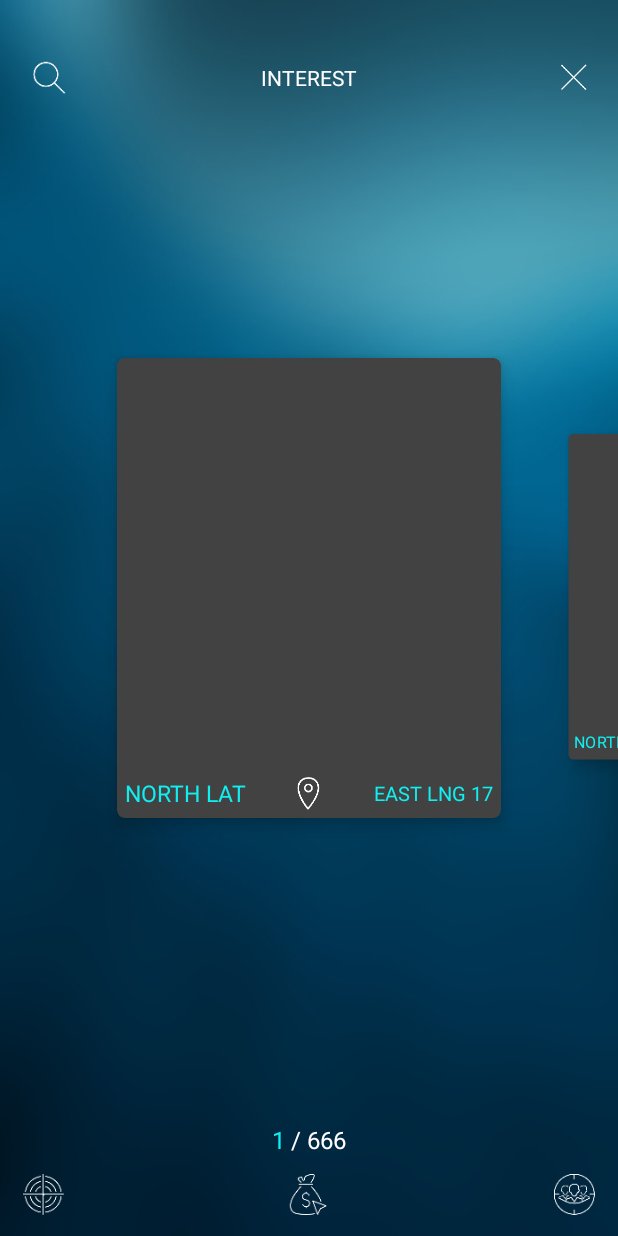
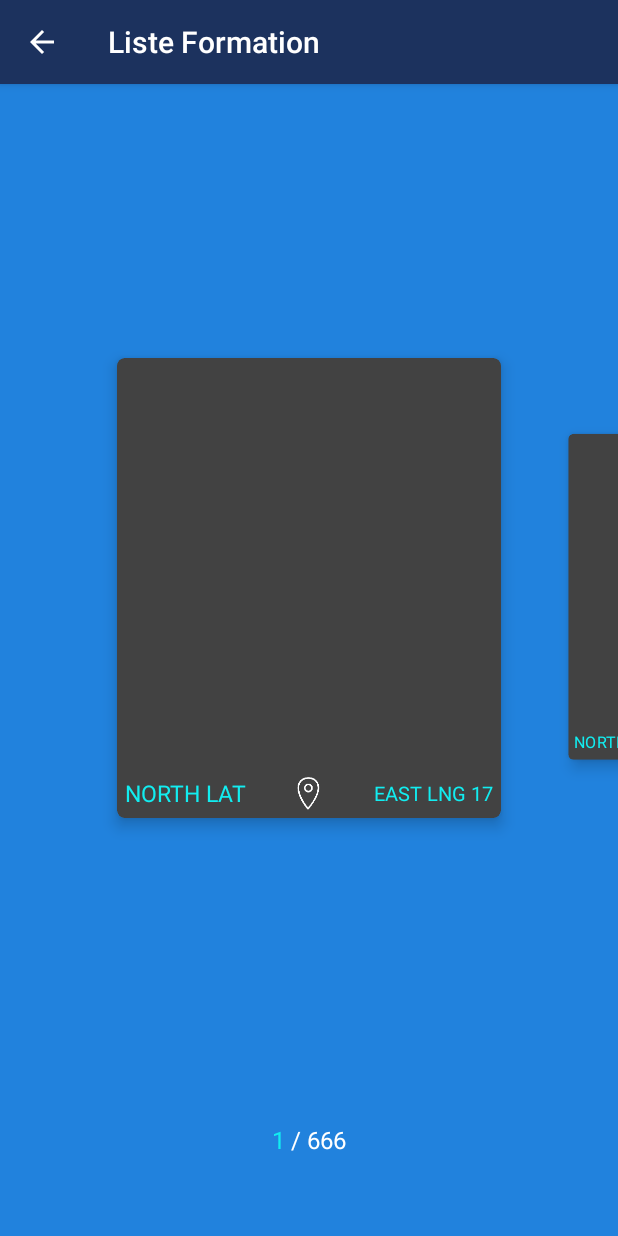
Before and after one commit to Aleqsd/BeeToBeeAndroid, an Android app: the MainActivity screen opened directly, with no data from a screen before it, on a phone screen of 412 x 824 dp. Run offline under Robolectric (Android 15) with nearby library versions, the phone set to English and light mode, and no system bars; libraries missing offline, so code that uses them is left out: com.nostra13.universalimageloader; 4 statements that could not run were skipped.

Commit message:
Modification Liste Formation

```diff
--- a/app/src/main/AndroidManifest.xml
+++ b/app/src/main/AndroidManifest.xml
@@ -15,7 +15,7 @@
             android:name=".SignupActivity"
             android:theme="@style/AppTheme.Dark" />
         <activity
-            android:name=".Formation.ListFormationActivity"
+            android:name=".Old.ListFormationActivity"
             android:theme="@style/AppTheme" />
         <activity
             android:name=".BaseActivity"
--- a/app/src/main/java/com/thulium/beetobee/BaseActivity.java
+++ b/app/src/main/java/com/thulium/beetobee/BaseActivity.java
@@ -24,8 +24,7 @@ import android.widget.TextView;
 
 import com.thulium.beetobee.Formation.CreateFormationFragment;
 import com.thulium.beetobee.Formation.Formation;
-import com.thulium.beetobee.Formation.ListFormationActivity;
-import com.thulium.beetobee.Formation.ListFormationFragment;
+import com.thulium.beetobee.Old.ListFormationFragment;
 import com.thulium.beetobee.Formation.MainActivity;
 import com.thulium.beetobee.WebService.MyFormationResponse;
 import com.thulium.beetobee.WebService.RequeteService;
@@ -233,6 +232,7 @@ public class BaseActivity extends AppCompatActivity implements NavigationView.On
 
         if (id == R.id.nav_camera) {
             Intent intent = new Intent(getApplicationContext(), MainActivity.class);
+            intent.putExtra("user", user);
             startActivity(intent);
         } else if (id == R.id.nav_gallery) {
             Intent intent = new Intent(getApplicationContext(), ProfileActivity.class);
--- a/app/src/main/java/com/thulium/beetobee/Formation/MainActivity.java
+++ b/app/src/main/java/com/thulium/beetobee/Formation/MainActivity.java
@@ -1,5 +1,6 @@
 package com.thulium.beetobee.Formation;
 
+import android.content.Intent;
 import android.graphics.Color;
 import android.os.Build;
 import android.support.v4.app.Fragment;
@@ -9,7 +10,10 @@ import android.support.v4.app.FragmentStatePagerAdapter;
 import android.support.v4.view.ViewPager;
 import android.support.v7.app.AppCompatActivity;
 import android.os.Bundle;
+import android.support.v7.widget.Toolbar;
 import android.text.Html;
+import android.util.Log;
+import android.view.MenuItem;
 import android.view.View;
 import android.view.ViewGroup;
 import android.view.Window;
@@ -27,24 +31,39 @@ import com.nostra13.universalimageloader.core.download.BaseImageDownloader;
 import java.lang.reflect.Field;
 import java.util.ArrayList;
 import java.util.List;
+
+import com.thulium.beetobee.BaseActivity;
 import com.thulium.beetobee.R;
+import com.thulium.beetobee.WebService.User;
 
 
 /**
  * Created by xmuSistone on 2016/9/18.
  */
-public class MainActivity extends FragmentActivity {
-
+public class MainActivity extends AppCompatActivity {
+    private Toolbar myToolbar;
     private TextView indicatorTv;
     private View positionView;
+    public User user;
     private ViewPager viewPager;
     private List<CommonFragment> fragments = new ArrayList<>(); // 供ViewPager使用
-    private final String[] imageArray = {"assets://image1.jpg", "assets://image2.jpg", "assets://image3.jpg", "assets://image4.jpg", "assets://image5.jpg"};
+    private final String[] imageArray = {"assets://image6.png", "assets://image7.png", "assets://image8.png"};
 
     @Override
     protected void onCreate(Bundle savedInstanceState) {
         super.onCreate(savedInstanceState);
         setContentView(R.layout.activity_main);
+
+        myToolbar = (Toolbar) findViewById(R.id.toolbarListeFormation);
+        myToolbar.setTitle("Liste Formation");
+        setSupportActionBar(myToolbar);
+
+        if (getSupportActionBar() != null) {
+            getSupportActionBar().setDisplayHomeAsUpEnabled(true);
+            getSupportActionBar().setDisplayShowHomeEnabled(true);
+        }
+
+        user = (User) getIntent().getSerializableExtra("user");
 
         // 1. 沉浸式状态栏
         if (Build.VERSION.SDK_INT >= Build.VERSION_CODES.KITKAT) {
@@ -58,8 +77,6 @@ public class MainActivity extends FragmentActivity {
                         .setFlags(WindowManager.LayoutParams.FLAG_TRANSLUCENT_STATUS, WindowManager.LayoutParams.FLAG_TRANSLUCENT_STATUS);
             }
         }
-        positionView = findViewById(R.id.position_view);
-        dealStatusBar(); // 调整状态栏高度
 
         // 2. 初始化ImageLoader
         initImageLoader();
@@ -128,35 +145,6 @@ public class MainActivity extends FragmentActivity {
         indicatorTv.setText(Html.fromHtml("<font color='#12edf0'>" + currentItem + "</font>  /  " + totalNum));
     }
 
-    /**
-     * 调整沉浸式菜单的title
-     */
-    private void dealStatusBar() {
-        if (Build.VERSION.SDK_INT >= Build.VERSION_CODES.KITKAT) {
-            int statusBarHeight = getStatusBarHeight();
-            ViewGroup.LayoutParams lp = positionView.getLayoutParams();
-            lp.height = statusBarHeight;
-            positionView.setLayoutParams(lp);
-        }
-    }
-
-    private int getStatusBarHeight() {
-        Class<?> c = null;
-        Object obj = null;
-        Field field = null;
-        int x = 0, statusBarHeight = 0;
-        try {
-            c = Class.forName("com.android.internal.R$dimen");
-            obj = c.newInstance();
-            field = c.getField("status_bar_height");
-            x = Integer.parseInt(field.get(obj).toString());
-            statusBarHeight = getResources().getDimensionPixelSize(x);
-        } catch (Exception e1) {
-            e1.printStackTrace();
-        }
-        return statusBarHeight;
-    }
-
     @SuppressWarnings("deprecation")
     private void initImageLoader() {
         ImageLoaderConfiguration config = new ImageLoaderConfiguration.Builder(
@@ -184,4 +172,25 @@ public class MainActivity extends FragmentActivity {
         imageLoader.init(config);
     }
 
+    @Override
+    public boolean onOptionsItemSelected(MenuItem item) {
+        // Handle action bar item clicks here. The action bar will
+        // automatically handle clicks on the Home/Up button, so long
+        // as you specify a parent activity in AndroidManifest.xml.
+        int id = item.getItemId();
+
+        if (item.getItemId() == android.R.id.home) {
+            onBackPressed();
+        }
+
+        return super.onOptionsItemSelected(item);
+    }
+
+    @Override
+    public void onBackPressed() {
+        Log.d("CDA", "onBackPressed Called");
+        Intent intent = new Intent(getApplicationContext(), BaseActivity.class);
+        intent.putExtra("user", user);
+        startActivity(intent);
+    }
 }
--- a/app/src/main/java/com/thulium/beetobee/Formation/MyPagerAdapter.java
+++ b/app/src/main/java/com/thulium/beetobee/Formation/MyPagerAdapter.java
@@ -9,6 +9,7 @@ import android.widget.ImageView;
 import android.widget.LinearLayout;
 
 import com.bumptech.glide.Glide;
+import com.thulium.beetobee.Old.ListFormationActivity;
 import com.thulium.beetobee.R;
 
 
--- a/app/src/main/java/com/thulium/beetobee/Formation/ListFormationActivity.java
+++ b/app/src/main/java/com/thulium/beetobee/Old/ListFormationActivity.java
@@ -1,4 +1,4 @@
-package com.thulium.beetobee.Formation;
+package com.thulium.beetobee.Old;
 
 import android.content.Intent;
 import android.os.Bundle;
@@ -19,6 +19,8 @@ import android.view.View;
 import android.widget.Toast;
 
 import com.thulium.beetobee.BaseActivity;
+import com.thulium.beetobee.Formation.CarouselEffectTransformer;
+import com.thulium.beetobee.Formation.MyPagerAdapter;
 import com.thulium.beetobee.R;
 
 public class ListFormationActivity extends AppCompatActivity {
--- a/app/src/main/java/com/thulium/beetobee/Formation/ListFormationFragment.java
+++ b/app/src/main/java/com/thulium/beetobee/Old/ListFormationFragment.java
@@ -1,4 +1,4 @@
-package com.thulium.beetobee.Formation;
+package com.thulium.beetobee.Old;
 
 import android.content.Context;
 import android.content.Intent;
@@ -12,6 +12,8 @@ import android.view.ViewGroup;
 import android.widget.AdapterView;
 import android.widget.ListView;
 
+import com.thulium.beetobee.Formation.Formation;
+import com.thulium.beetobee.Formation.FormationActivity;
 import com.thulium.beetobee.R;
 
 import java.util.ArrayList;
--- a/app/src/main/java/com/thulium/beetobee/Formation/MyAdapter.java
+++ b/app/src/main/java/com/thulium/beetobee/Old/MyAdapter.java
@@ -1,4 +1,4 @@
-package com.thulium.beetobee.Formation;
+package com.thulium.beetobee.Old;
 
 /**
  * Created by Alex on 01/02/2017.
--- a/app/src/main/res/layout/activity_main.xml
+++ b/app/src/main/res/layout/activity_main.xml
@@ -1,8 +1,8 @@
 <?xml version="1.0" encoding="utf-8"?>
 <RelativeLayout xmlns:android="http://schemas.android.com/apk/res/android"
+    xmlns:app="http://schemas.android.com/apk/res-auto"
     android:layout_width="match_parent"
-    android:layout_height="match_parent"
-    android:background="@drawable/background">
+    android:layout_height="match_parent">
 
     <!--1. 中间可滑动的viewPager-->
 
@@ -25,32 +25,10 @@
         android:id="@+id/bottom_layout"
         android:layout_width="match_parent"
         android:layout_height="55dp"
-        android:layout_alignParentBottom="true">
-
-        <ImageView
-            android:layout_width="38dp"
-            android:layout_height="38dp"
-            android:layout_centerVertical="true"
-            android:layout_marginLeft="10dp"
-            android:src="@drawable/icon1" />
-
-        <ImageView
-            android:layout_width="38dp"
-            android:layout_height="38dp"
-            android:layout_centerHorizontal="true"
-            android:layout_centerVertical="true"
-            android:src="@drawable/icon2" />
-
-        <ImageView
-            android:layout_width="38dp"
-            android:layout_height="38dp"
-            android:layout_alignParentRight="true"
-            android:layout_centerVertical="true"
-            android:layout_marginRight="10dp"
-            android:src="@drawable/icon3" />
+        android:layout_alignParentBottom="true"
+        android:layout_alignParentStart="true">
 
     </RelativeLayout>
-
     <!--3. viewPager的指示器-->
     <!--注意！！此处指示器的高度，需要跟DragLayout协商好(card_extra_height)-->
     <TextView
@@ -64,49 +42,18 @@
         android:textColor="#ffffff"
         android:textSize="16sp" />
 
-    <!--4. 顶部的titleBar-->
-    <LinearLayout
-        android:id="@+id/linearLayout"
+    <android.support.design.widget.AppBarLayout
         android:layout_width="match_parent"
         android:layout_height="wrap_content"
-        android:orientation="vertical">
+        android:theme="@style/AppTheme.AppBarOverlay">
 
-        <!--沉浸式activity，这个view是用来占位的-->
+        <android.support.v7.widget.Toolbar
+            android:id="@+id/toolbarListeFormation"
+            android:layout_width="match_parent"
+            android:layout_height="?attr/actionBarSize"
+            android:background="@color/primary_dark"
+            app:popupTheme="@style/AppTheme.PopupOverlay" />
 
-        <View
-            android:id="@+id/position_view"
-            android:layout_width="1px"
-            android:layout_height="1px" />
-
-        <RelativeLayout
-            android:layout_width="match_parent"
-            android:layout_height="55dp"
-            android:orientation="horizontal">
-
-            <View
-                android:layout_width="35dp"
-                android:layout_height="35dp"
-                android:layout_centerVertical="true"
-                android:layout_marginLeft="15dp"
-                android:background="@drawable/search" />
-
-            <TextView
-                android:layout_width="wrap_content"
-                android:layout_height="wrap_content"
-                android:layout_centerInParent="true"
-                android:text="INTEREST"
-                android:textColor="#ffffff" />
-
-            <View
-                android:layout_width="28dp"
-                android:layout_height="28dp"
-                android:layout_alignParentRight="true"
-                android:layout_centerVertical="true"
-                android:layout_marginRight="15dp"
-                android:background="@drawable/close" />
-
-        </RelativeLayout>
-
-    </LinearLayout>
+    </android.support.design.widget.AppBarLayout>
 
 </RelativeLayout>
--- a/app/src/main/res/layout/list_formation_fragment.xml
+++ b/app/src/main/res/layout/list_formation_fragment.xml
@@ -2,7 +2,7 @@
     xmlns:tools="http://schemas.android.com/tools"
     android:layout_width="match_parent"
     android:layout_height="match_parent"
-    tools:context="com.thulium.beetobee.Formation.ListFormationFragment"
+    tools:context="com.thulium.beetobee.Old.ListFormationFragment"
     android:id="@+id/listeFormation">
 
 
```
Also changed, not shown: app/src/main/assets/image6.png (added), app/src/main/assets/image7.png (added), app/src/main/assets/image8.png (added), 3 other files.
